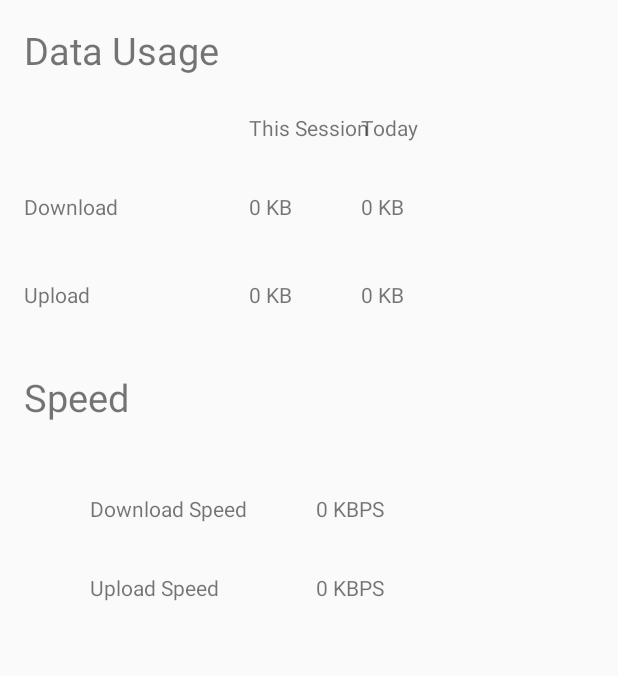
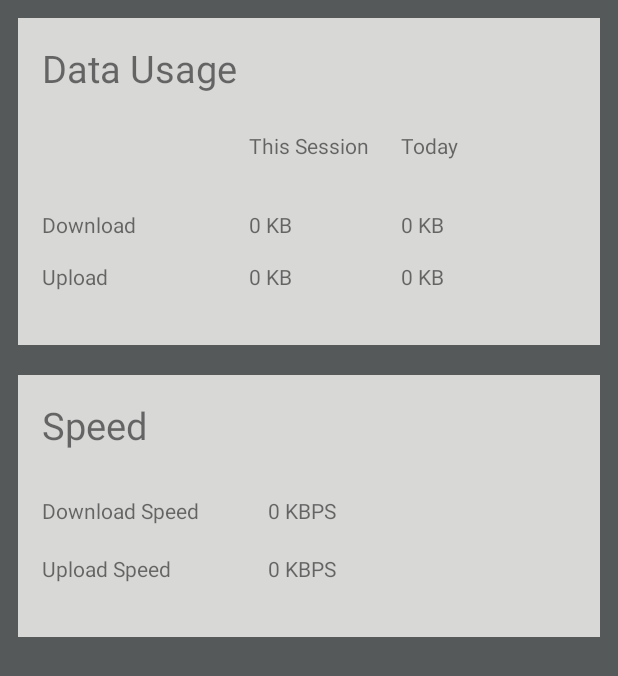
Before and after one commit to sidsquare/NetStats-Android, an Android app: the layout cfrag1.xml on its own in the app's theme, with its tools: preview values and no code run, on a phone screen of 412 x 824 dp. Shown: the top 676 px of the screen. Run offline under Robolectric (Android 15) with nearby library versions, the phone set to English and light mode, and no system bars.

Commit message:
Made some changes 3

```diff
--- a/app/src/main/java/com/siddharth/netstats/cfrag2.java
+++ b/app/src/main/java/com/siddharth/netstats/cfrag2.java
@@ -33,7 +33,7 @@ public class cfrag2 extends Fragment
         b.setDepth((float) 2.1);
         //b.setDrawHorizontalGrid(false);
         b.setDrawVerticalGrid(false);
-        b.animateXY(1000,1000);
+        b.animateXY(1000, 1000);
         b.setDescription("This Week");
         b.setDrawLegend(true);
 
@@ -46,7 +46,6 @@ public class cfrag2 extends Fragment
 
 
 
-
         BarData data = new BarData(xVals, dataSets);
         b.setData(data);
         Legend l = b.getLegend();
--- a/app/src/main/java/com/siddharth/netstats/cfrag3.java
+++ b/app/src/main/java/com/siddharth/netstats/cfrag3.java
@@ -34,7 +34,7 @@ public class cfrag3 extends Fragment
         b.setDepth((float) 2.1);
         //b.setDrawHorizontalGrid(false);
         b.setDrawVerticalGrid(false);
-        b.animateXY(1000,1000);
+        b.animateXY(1000,2000);
         b.setDescription("");
 
         b.setDrawYLabels(false);
--- a/app/src/main/res/layout/cfrag1.xml
+++ b/app/src/main/res/layout/cfrag1.xml
@@ -1,12 +1,34 @@
 <?xml version="1.0" encoding="utf-8"?>
+<ScrollView
+    xmlns:android="http://schemas.android.com/apk/res/android"
+    xmlns:tools="http://schemas.android.com/tools"
+    android:layout_width="match_parent"
+    android:layout_height="match_parent"
+    android:orientation="vertical"
+    android:background="#ff565959">
+    <LinearLayout
+        xmlns:android="http://schemas.android.com/apk/res/android"
+        xmlns:tools="http://schemas.android.com/tools"
+        android:layout_width="fill_parent"
+        android:layout_height="fill_parent"
+        android:orientation="vertical"
+        android:background="#ff565959"
+        android:paddingBottom="0dp"
+        android:gravity="fill|fill_vertical"
+        android:layoutMode="clipBounds">
         <RelativeLayout xmlns:android="http://schemas.android.com/apk/res/android"
             xmlns:tools="http://schemas.android.com/tools"
-    android:layout_width="fill_parent"
-    android:layout_height="fill_parent" android:paddingLeft="@dimen/activity_horizontal_margin"
+            android:layout_width="match_parent"
+            android:layout_height="218dp" android:paddingLeft="@dimen/activity_horizontal_margin"
             android:paddingRight="@dimen/activity_horizontal_margin"
             android:paddingTop="@dimen/activity_vertical_margin"
             android:paddingBottom="@dimen/activity_vertical_margin" tools:context=".MainActivity"
-    android:baselineAligned="false">
+            android:baselineAligned="false"
+            android:layout_marginLeft="12dp"
+            android:layout_marginRight="12dp"
+            android:background="#ffd8d9d7"
+            android:layout_marginTop="12dp"
+            android:layout_marginBottom="20dp">
 
             <TextView
                 android:layout_width="match_parent"
@@ -23,10 +45,10 @@
                 android:layout_height="wrap_content"
                 android:text="Upload"
                 android:id="@+id/textView2"
-        android:layout_below="@+id/textView"
+                android:layout_alignParentBottom="true"
                 android:layout_alignLeft="@+id/textView"
                 android:layout_alignStart="@+id/textView"
-        android:layout_marginTop="39dp" />
+                android:layout_marginBottom="20dp"/>
 
             <TextView
                 android:layout_width="wrap_content"
@@ -51,26 +73,7 @@
                 android:layout_alignEnd="@+id/tv1"
                 android:layout_alignBottom="@+id/textView2"/>
 
-    <TextView
-        android:layout_width="wrap_content"
-        android:layout_height="wrap_content"
-        android:text="Speed"
-        android:id="@+id/textView5"
-        android:textSize="25dp"
-        android:layout_marginTop="41dp"
-        android:layout_below="@+id/textView2"
-        android:layout_alignParentLeft="true"
-        android:layout_alignParentStart="true"/>
 
-    <TextView
-        android:layout_width="wrap_content"
-        android:layout_height="wrap_content"
-        android:text="Download Speed"
-        android:id="@+id/textView6"
-        android:layout_marginTop="47dp"
-        android:layout_below="@+id/textView5"
-        android:layout_toRightOf="@+id/textView2"
-        android:layout_toEndOf="@+id/textView2"/>
 
             <TextView
                 android:layout_width="wrap_content"
@@ -79,18 +82,88 @@
                 android:id="@+id/textView7"
                 android:textSize="25dp"
                 android:layout_alignParentTop="true"
-        android:layout_alignLeft="@+id/textView5"
-        android:layout_alignStart="@+id/textView5" />
+                android:layout_alignParentLeft="true"
+                android:layout_alignParentStart="true"/>
 
+
+            <TextView
+                android:layout_width="wrap_content"
+                android:layout_height="wrap_content"
+                android:textSize="40px"
+                android:textColor="#ffffff"
+                android:layout_gravity="center"
+                android:id="@+id/detail"/>
+
+            <TextView
+                android:layout_width="wrap_content"
+                android:layout_height="wrap_content"
+                android:text="This Session"
+                android:id="@+id/textView3"
+                android:layout_below="@+id/detail"
+                android:layout_centerHorizontal="true"
+                android:layout_marginTop="23dp"/>
+
+            <TextView
+                android:layout_width="wrap_content"
+                android:layout_height="wrap_content"
+                android:text="Today"
+                android:id="@+id/textView4"
+                android:layout_toRightOf="@+id/textView3"
+                android:layout_marginLeft="21dp"
+                android:layout_marginStart="21dp"
+                android:layout_alignTop="@+id/textView3"
+                android:layout_alignBottom="@+id/textView3"
+                android:layout_alignParentRight="true"
+                android:layout_alignParentEnd="true"/>
+
+            <TextView
+                android:layout_width="wrap_content"
+                android:layout_height="wrap_content"
+                android:text="0 KB"
+                android:id="@+id/tv5"
+                android:layout_above="@+id/textView2"
+                android:layout_alignTop="@+id/textView"
+                android:layout_alignLeft="@+id/textView4"
+                android:layout_alignStart="@+id/textView4"
+                android:layout_alignParentRight="true"
+                android:layout_alignParentEnd="true"/>
+
+            <TextView
+                android:layout_width="wrap_content"
+                android:layout_height="wrap_content"
+                android:text="0 KB"
+                android:id="@+id/tv6"
+                android:layout_alignRight="@+id/textView"
+                android:layout_alignEnd="@+id/textView"
+                android:layout_alignLeft="@+id/tv5"
+                android:layout_alignStart="@+id/tv5"
+                android:layout_alignTop="@+id/tv2"
+                android:layout_alignBottom="@+id/tv2"/>
+
+        </RelativeLayout>
+            <RelativeLayout
+                xmlns:tools="http://schemas.android.com/tools"
+                android:layout_width="match_parent"
+                android:layout_height="match_parent" android:paddingLeft="@dimen/activity_horizontal_margin"
+                android:paddingRight="@dimen/activity_horizontal_margin"
+                android:paddingTop="@dimen/activity_vertical_margin"
+                android:paddingBottom="@dimen/activity_vertical_margin" tools:context=".MainActivity"
+                android:baselineAligned="false"
+                android:layout_marginLeft="12dp"
+                android:layout_marginRight="12dp"
+                android:background="#ffd8d9d7"
+                android:layout_marginTop="0dp"
+                android:layout_marginBottom="15dp">
                 <TextView
                     android:layout_width="wrap_content"
                     android:layout_height="wrap_content"
                     android:text="Upload Speed"
                     android:id="@+id/textView8"
-        android:layout_marginTop="33dp"
+                    android:layout_marginTop="19dp"
                     android:layout_below="@+id/textView6"
                     android:layout_alignLeft="@+id/textView6"
-        android:layout_alignStart="@+id/textView6"/>
+                    android:layout_alignStart="@+id/textView6"
+                    android:layout_marginBottom="20dp"/>
 
                 <TextView
                     android:layout_width="wrap_content"
@@ -114,53 +187,22 @@
                 <TextView
                     android:layout_width="wrap_content"
                     android:layout_height="wrap_content"
-        android:textSize="40px"
-        android:textColor="#ffffff"
-        android:layout_gravity="center"
-        android:id="@+id/detail"/>
+                    android:text="Speed"
+                    android:id="@+id/textView5"
+                    android:textSize="25dp"
+                    android:layout_alignParentTop="true"
+                    android:layout_alignParentLeft="true"
+                    android:layout_alignParentStart="true"/>
 
                 <TextView
                     android:layout_width="wrap_content"
                     android:layout_height="wrap_content"
-        android:text="This Session"
-        android:id="@+id/textView3"
-        android:layout_below="@+id/detail"
-        android:layout_centerHorizontal="true"
-        android:layout_marginTop="23dp"/>
-
-    <TextView
-        android:layout_width="wrap_content"
-        android:layout_height="wrap_content"
-        android:text="Today"
-        android:id="@+id/textView4"
-        android:layout_above="@+id/textView"
-        android:layout_alignParentRight="true"
-        android:layout_alignParentEnd="true"
-        android:layout_alignLeft="@+id/tv5"
-        android:layout_alignStart="@+id/tv5"/>
-
-    <TextView
-        android:layout_width="wrap_content"
-        android:layout_height="wrap_content"
-        android:text="0 KB"
-        android:id="@+id/tv5"
-        android:layout_alignTop="@+id/textView"
-        android:layout_toRightOf="@+id/tv1"
-        android:layout_marginLeft="30dp"
-        android:layout_marginStart="30dp"
-        android:layout_alignParentRight="true"
-        android:layout_alignParentEnd="true"/>
-
-    <TextView
-        android:layout_width="wrap_content"
-        android:layout_height="wrap_content"
-        android:text="0 KB"
-        android:id="@+id/tv6"
-        android:layout_alignTop="@+id/tv2"
-        android:layout_alignLeft="@+id/tv5"
-        android:layout_alignStart="@+id/tv5"
-        android:layout_alignBottom="@+id/tv2"
-        android:layout_alignRight="@+id/tv5"
-        android:layout_alignEnd="@+id/tv5"/>
-
+                    android:text="Download Speed"
+                    android:id="@+id/textView6"
+                    android:layout_marginTop="30dp"
+                    android:layout_below="@+id/textView5"
+                    android:layout_alignLeft="@+id/textView5"
+                    android:layout_alignStart="@+id/textView5"/>
                 </RelativeLayout>
+    </LinearLayout>
+    </ScrollView>
--- a/app/src/main/res/layout/cfrag2.xml
+++ b/app/src/main/res/layout/cfrag2.xml
@@ -8,7 +8,6 @@
         android:layout_height="match_parent"
         android:layout_below="@+id/textView8"
         android:layout_alignParentRight="true"
-        android:layout_alignParentEnd="true"
-        />
+        android:layout_alignParentEnd="true"/>
 
 </RelativeLayout>
--- a/app/src/main/res/xml/preference.xml
+++ b/app/src/main/res/xml/preference.xml
@@ -1,4 +1,6 @@
-<PreferenceScreen xmlns:android="http://schemas.android.com/apk/res/android">
+<PreferenceScreen xmlns:android="http://schemas.android.com/apk/res/android"
+    android:title="Setting"
+    >
     <PreferenceCategory
         android:title="Settings">
         <ListPreference
```
Also changed, not shown: app/src/main/java/com/siddharth/netstats/MainActivity.java (+78 -74 lines), 2 other files. Lines whose indentation alone changed are shown as unchanged.
